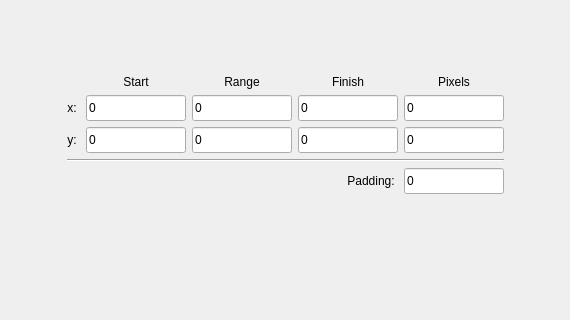
The window that src/gui/dialogs/settings/frames/stemareaframe.ui (JJPPeters/clTEM) describes before a commit, drawn with Qt 5; both pictures show x 0 to 570 and y 119 to 439 of the 570 by 541 pixel window.
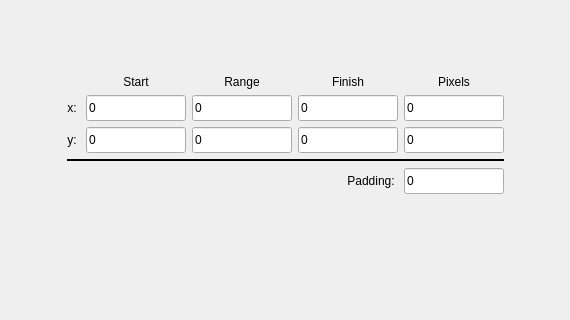
The same window after the commit. Custom widgets are drawn as their Qt base class.

```diff
--- a/src/gui/dialogs/settings/frames/stemareaframe.ui
+++ b/src/gui/dialogs/settings/frames/stemareaframe.ui
@@ -106,6 +106,12 @@
    </item>
    <item row="4" column="1" colspan="5">
     <widget class="Line" name="line">
+     <property name="frameShadow">
+      <enum>QFrame::Plain</enum>
+     </property>
+     <property name="lineWidth">
+      <number>2</number>
+     </property>
      <property name="orientation">
       <enum>Qt::Horizontal</enum>
      </property>
```
